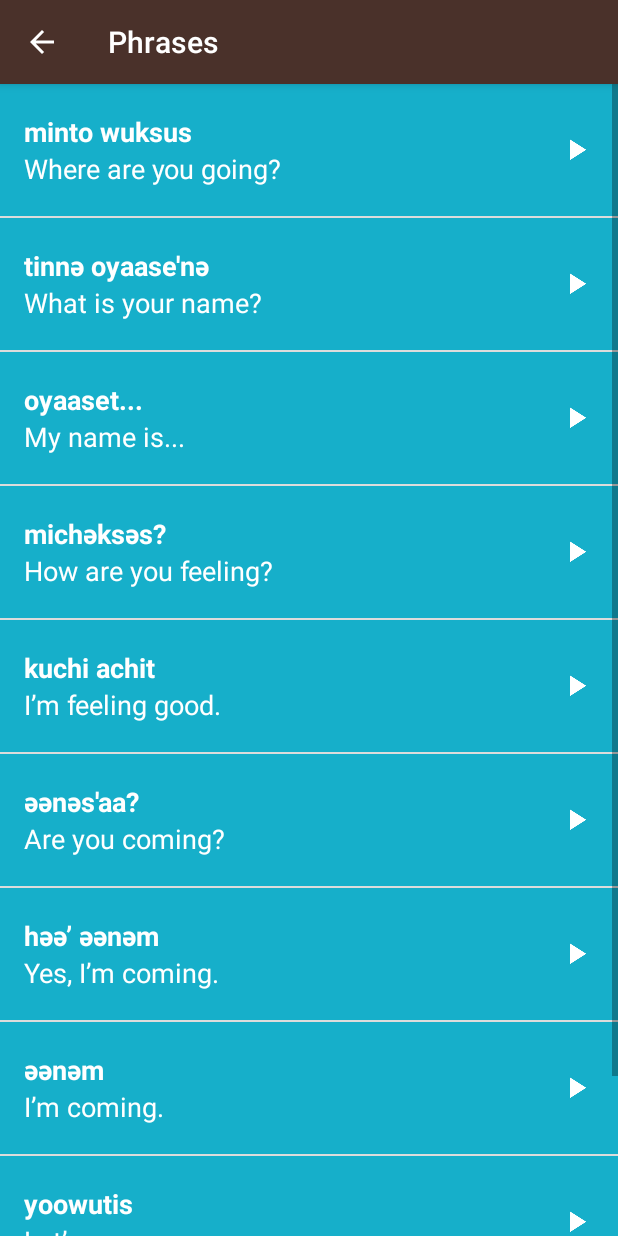
After one commit to bruno78/miwok-app, an Android app: the PhrasesFragment screen opened directly, with no data from a screen before it, on a phone screen of 412 x 824 dp. The commit adds this screen. Run offline under Robolectric (Android 15) with nearby library versions, the phone set to English and light mode, and no system bars.

Commit message:
Add Phrases fragment

```diff
--- /dev/null
+++ b/app/src/main/java/com/example/android/miwok/PhrasesFragment.java
@@ -0,0 +1,144 @@
+package com.example.android.miwok;
+
+
+import android.content.Context;
+import android.media.AudioManager;
+import android.media.MediaPlayer;
+import android.os.Bundle;
+import android.support.v4.app.Fragment;
+import android.view.LayoutInflater;
+import android.view.View;
+import android.view.ViewGroup;
+import android.widget.AdapterView;
+import android.widget.ListView;
+import android.widget.TextView;
+
+import java.util.ArrayList;
+
+/**
+ * A simple {@link Fragment} subclass.
+ */
+public class PhrasesFragment extends Fragment {
+
+    private static final int NO_IMAGE = -1;
+    private MediaPlayer mMediaPlayer;
+    private AudioManager mAudioManager;
+
+    /**
+     * This event listener gets triggered when audio file finishes playing.
+     */
+    private MediaPlayer.OnCompletionListener mCompletionListener = new MediaPlayer.OnCompletionListener() {
+        @Override
+        public void onCompletion(MediaPlayer mp) {
+            releaseMediaPlayer();
+        }
+    };
+
+    /**
+     * This event listener gets triggered when the audio changes
+     */
+    AudioManager.OnAudioFocusChangeListener mAudioFocusChangeListener = new AudioManager.OnAudioFocusChangeListener() {
+        @Override
+        public void onAudioFocusChange(int focusChange) {
+            if (focusChange == AudioManager.AUDIOFOCUS_LOSS_TRANSIENT ||
+                    focusChange == AudioManager.AUDIOFOCUS_LOSS_TRANSIENT_CAN_DUCK) {
+                mMediaPlayer.pause();
+                mMediaPlayer.seekTo(0);
+            }
+            else if (focusChange == AudioManager.AUDIOFOCUS_LOSS) {
+                releaseMediaPlayer();
+            }
+            else if (focusChange == AudioManager.AUDIOFOCUS_GAIN) {
+                mMediaPlayer.start();
+            }
+        }
+    };
+
+
+    public PhrasesFragment() {
+        // Required empty public constructor
+    }
+
+
+    @Override
+    public View onCreateView(LayoutInflater inflater, ViewGroup container,
+                             Bundle savedInstanceState) {
+        View rootView = inflater.inflate(R.layout.word_list, container, false);
+
+        final ArrayList<Word> phrasesVocabulary = new ArrayList();
+
+        phrasesVocabulary.add(new Word("Where are you going?", "minto wuksus", NO_IMAGE,
+                R.raw.phrase_where_are_you_going));
+        phrasesVocabulary.add(new Word("What is your name?", "tinnә oyaase'nә", NO_IMAGE,
+                R.raw.phrase_what_is_your_name));
+        phrasesVocabulary.add(new Word("My name is...", "oyaaset...", NO_IMAGE,
+                R.raw.phrase_my_name_is));
+        phrasesVocabulary.add(new Word("How are you feeling?", "michәksәs?", NO_IMAGE,
+                R.raw.phrase_how_are_you_feeling));
+        phrasesVocabulary.add(new Word("I’m feeling good.", "kuchi achit", NO_IMAGE,
+                R.raw.phrase_im_feeling_good));
+        phrasesVocabulary.add(new Word("Are you coming?", "әәnәs'aa?", NO_IMAGE,
+                R.raw.phrase_are_you_coming));
+        phrasesVocabulary.add(new Word("Yes, I’m coming.", "hәә’ әәnәm", NO_IMAGE,
+                R.raw.phrase_yes_im_coming));
+        phrasesVocabulary.add(new Word("I’m coming.", "әәnәm", NO_IMAGE,
+                R.raw.phrase_im_coming));
+        phrasesVocabulary.add(new Word("Let’s go.", "yoowutis", NO_IMAGE,
+                R.raw.phrase_lets_go));
+        phrasesVocabulary.add(new Word("Come here.", "әnni'nem", NO_IMAGE,
+                R.raw.phrase_come_here));
+        // Creates audio Manager object
+        mAudioManager = (AudioManager) getActivity().getSystemService(Context.AUDIO_SERVICE);
+
+        // Creates the adapter for the recycler view,
+        // The third argument sets the color background for the Activity
+        WordAdapter adapter = new WordAdapter(getActivity(), phrasesVocabulary, R.color.category_phrases);
+
+        ListView listView = (ListView) rootView.findViewById(R.id.list);
+
+        listView.setAdapter(adapter);
+
+        listView.setOnItemClickListener(new AdapterView.OnItemClickListener() {
+            @Override
+            public void onItemClick(AdapterView<?> parent, View view, int position, long id) {
+                releaseMediaPlayer();
+                Word word = (Word) parent.getItemAtPosition(position);
+
+                int result = mAudioManager.requestAudioFocus(mAudioFocusChangeListener,
+                        AudioManager.STREAM_MUSIC,
+                        AudioManager.AUDIOFOCUS_GAIN_TRANSIENT);
+
+                if(result == AudioManager.AUDIOFOCUS_REQUEST_GRANTED) {
+                    mMediaPlayer = MediaPlayer.create(getActivity(), word.getAudioResourceId());
+                    mMediaPlayer.start();
+                    mMediaPlayer.setOnCompletionListener(mCompletionListener);
+                }
+
+            }
+        });
+
+        return rootView;
+    }
+
+    /**
+     * This helper method prevents multiple plays on multiple clicks.
+     */
+    private void releaseMediaPlayer() {
+        if (mMediaPlayer != null) {
+            mMediaPlayer.stop();
+            mMediaPlayer.release();
+            mMediaPlayer = null;
+
+            // Abandon Audio Focus when the playback is done!
+            mAudioManager.abandonAudioFocus(mAudioFocusChangeListener);
+        }
+    }
+
+    @Override
+    public void onStop() {
+        super.onStop();
+
+        releaseMediaPlayer();
+    }
+
+}
```
Also changed, not shown: app/src/main/java/com/example/android/miwok/PhrasesActivity.java (+4 -108 lines).
